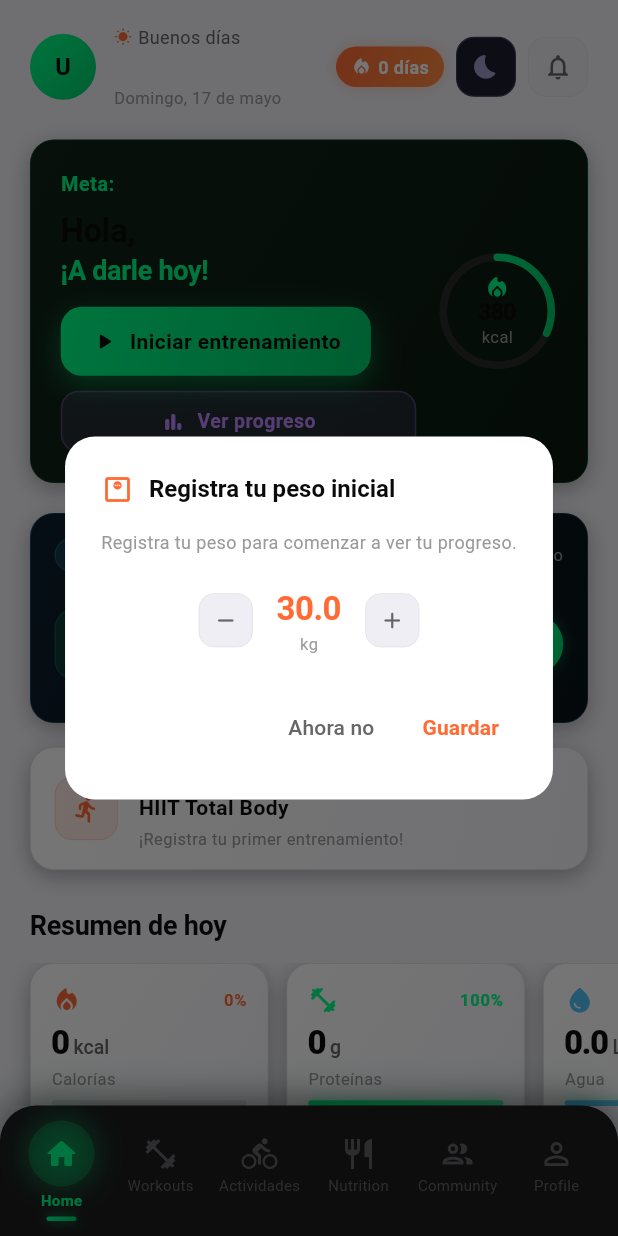
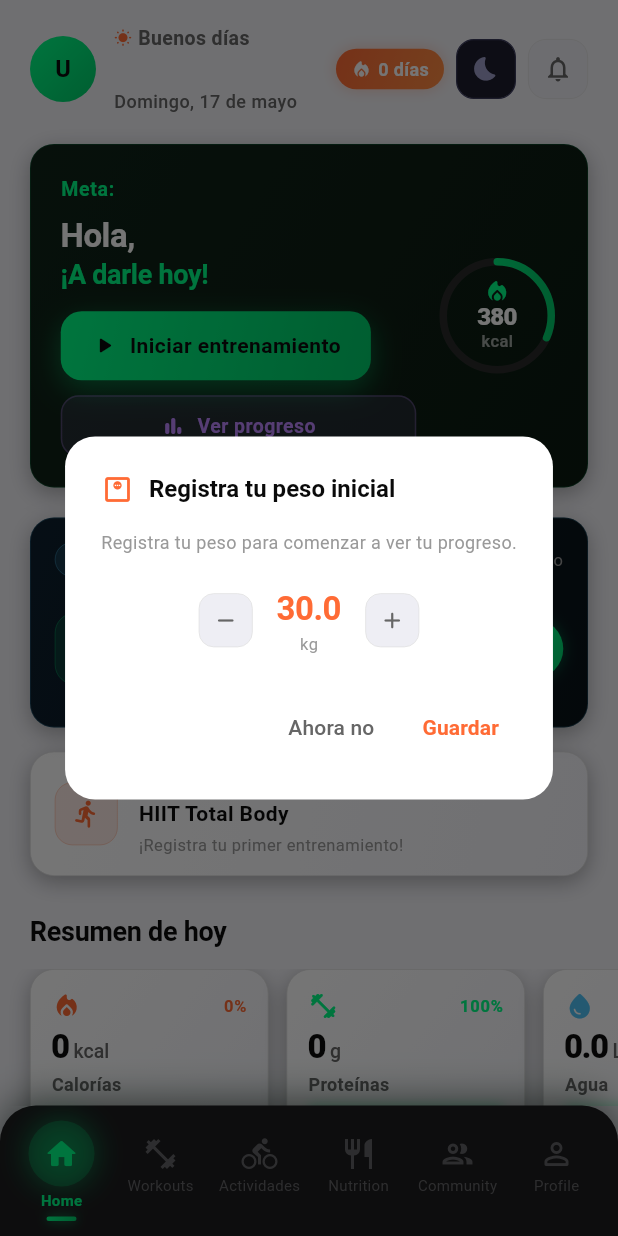
Before and after one commit to vallejoj203k/Mega_vital, a Flutter app: the screen it shows once a user with an empty profile is signed in, after a tap on the "remove" icon, on a phone screen of 412 x 824 dp. Run offline on Flutter 3.47's test engine with Material 3 defaults, Android fonts, the phone set to English and light mode, and no system bars; our stand-ins replace image_picker, shared_preferences, supabase_flutter, video_player; missing offline and left inert: video_compress; accounts and stored records are empty; network calls fail.

Commit message:
fix: adapt home screen text and cards for light mode
Dark-bg cards (WelcomeCard, WorkoutOfDay active/completed, MotivationCard):
- Force white/white70 text — these cards always have a dark gradient background

_MacroPainter ring:
- Add ringBgColor param, pass tc.border so it adapts to light/dark

Text visibility improvements throughout:
- Saludo, fecha: w600 + textSecondary instead of textMuted
- 'Último entrenamiento' label: w600 + textSecondary
- MacroRow labels: w600 textPrimary, values textSecondary
- WaterTracker meta, WeightChart date: textSecondary + w500
- StatCard label: w600 textSecondary
- QuickActions labels: w700 textSecondary
- WeeklyProgress day labels: textSecondary instead of textMuted
- DailyProgress /meta value: textSecondary

https://claude.ai/code/session_01UYJy5Xkw1k94cAgqswUYnb

```diff
--- a/lib/presentation/screens/home/home_screen.dart
+++ b/lib/presentation/screens/home/home_screen.dart
@@ -450,14 +450,13 @@ class _TopBar extends StatelessWidget {
           Row(children: [
             Icon(saludoIcon, size: 12, color: AppColors.accentOrange),
             const SizedBox(width: 4),
-            Text(saludo, style: AppTextStyles.bodySmall
-                .copyWith(color: tc.textSecondary)),
+            Text(saludo, style: TextStyle(fontSize: 13, fontWeight: FontWeight.w600, color: tc.textSecondary)),
           ]),
           Text(nombre, style: AppTextStyles.headingSmallOf(context),
               overflow: TextOverflow.ellipsis),
           const SizedBox(height: 1),
           Text(fecha, style: AppTextStyles.caption
-              .copyWith(color: tc.textMuted, fontSize: 11)),
+              .copyWith(color: tc.textSecondary, fontSize: 12, fontWeight: FontWeight.w500)),
         ],
       )),
       StreakBadge(days: streak),
@@ -526,7 +525,7 @@ class _WelcomeCard extends StatelessWidget {
           const SizedBox(height: 6),
           RichText(text: TextSpan(children: [
             TextSpan(text: 'Hola, $_primerNombre\n',
-                style: AppTextStyles.headingLargeOf(context).copyWith(height: 1.3)),
+                style: AppTextStyles.headingLargeOf(context).copyWith(height: 1.3, color: Colors.white)),
             TextSpan(text: '¡A darle hoy!',
                 style: AppTextStyles.headingMedium
                     .copyWith(color: AppColors.primary, height: 1.3)),
@@ -594,8 +593,8 @@ class _CalCircle extends StatelessWidget {
           const Icon(Icons.local_fire_department_rounded,
               color: AppColors.primary, size: 18),
           Text(quemadas.toString(),
-              style: AppTextStyles.statNumberOf(context).copyWith(fontSize: 16)),
-          Text('kcal', style: AppTextStyles.captionOf(context)),
+              style: const TextStyle(fontSize: 16, fontWeight: FontWeight.w800, color: Colors.white, letterSpacing: -0.5, height: 1.0)),
+          const Text('kcal', style: TextStyle(fontSize: 11, fontWeight: FontWeight.w500, color: Colors.white60)),
         ]),
       ]),
     );
@@ -664,11 +663,11 @@ class _WorkoutOfDay extends StatelessWidget {
             const SizedBox(width: 14),
             Expanded(child: Column(crossAxisAlignment: CrossAxisAlignment.start,
                 children: [
-              Text(active.name, style: AppTextStyles.headingSmallOf(context)),
+              Text(active.name, style: AppTextStyles.headingSmall.copyWith(color: Colors.white)),
               const SizedBox(height: 4),
               Text('${active.exercises.length} ejercicios · '
                   '${active.totalDoneSets} series hechas',
-                  style: AppTextStyles.captionOf(context)),
+                  style: const TextStyle(fontSize: 12, color: Colors.white70)),
             ])),
             GestureDetector(
               onTap: () => context.read<NavProvider>().goTo(1),
@@ -712,12 +711,12 @@ class _WorkoutOfDay extends StatelessWidget {
             const SizedBox(width: 14),
             Expanded(child: Column(crossAxisAlignment: CrossAxisAlignment.start,
                 children: [
-              Text(lastToday.name, style: AppTextStyles.headingSmallOf(context)),
+              Text(lastToday.name, style: AppTextStyles.headingSmall.copyWith(color: Colors.white)),
               const SizedBox(height: 4),
               Text('${lastToday.durationMinutes} min  ·  '
                   '${lastToday.totalDoneSets} series  ·  '
                   '${lastToday.totalVolume > 0 ? "${lastToday.totalVolume.toStringAsFixed(0)} kg" : "—"}',
-                  style: AppTextStyles.captionOf(context)),
+                  style: const TextStyle(fontSize: 12, color: Colors.white70)),
             ])),
           ]),
         ]),
@@ -807,8 +806,8 @@ class _LastWorkout extends StatelessWidget {
           const SizedBox(width: 14),
           Expanded(child: Column(crossAxisAlignment: CrossAxisAlignment.start,
             children: [
-              Text('Último entrenamiento', style: AppTextStyles.captionOf(context)
-                  .copyWith(color: tc.textMuted, fontSize: 11)),
+              Text('Último entrenamiento', style: TextStyle(
+                  fontSize: 12, fontWeight: FontWeight.w600, color: tc.textSecondary)),
               const SizedBox(height: 2),
               Text(w.name, style: AppTextStyles.labelLargeOf(context)),
               const SizedBox(height: 3),
@@ -836,8 +835,8 @@ class _LastWorkout extends StatelessWidget {
         const SizedBox(width: 14),
         Expanded(child: Column(crossAxisAlignment: CrossAxisAlignment.start,
           children: [
-            Text('Último entrenamiento', style: AppTextStyles.captionOf(context)
-                .copyWith(color: tc.textMuted, fontSize: 11)),
+            Text('Último entrenamiento', style: TextStyle(
+                fontSize: 12, fontWeight: FontWeight.w600, color: tc.textSecondary)),
             const SizedBox(height: 2),
             Text(last.name, style: AppTextStyles.labelLargeOf(context),
                 overflow: TextOverflow.ellipsis),
@@ -902,6 +901,7 @@ class _MacrosRing extends StatelessWidget {
                   pRatio: totalReal > 0 ? (protHoy * 4) / totalReal : 0,
                   cRatio: totalReal > 0 ? (carbsHoy * 4) / totalReal : 0,
                   fRatio: totalReal > 0 ? (grasHoy * 9) / totalReal : 0,
+                  ringBgColor: tc.border,
                 ),
               ),
               Column(mainAxisAlignment: MainAxisAlignment.center, children: [
@@ -909,8 +909,7 @@ class _MacrosRing extends StatelessWidget {
                     style: AppTextStyles.headingSmallOf(context).copyWith(fontSize: 22)),
                 Text('kcal', style: AppTextStyles.captionOf(context)),
                 Text('/ ${calc.metaCalorias}',
-                    style: AppTextStyles.captionOf(context)
-                        .copyWith(color: tc.textMuted, fontSize: 10)),
+                    style: TextStyle(fontSize: 11, color: tc.textSecondary, fontWeight: FontWeight.w500)),
               ]),
             ]),
           ),
@@ -950,11 +949,10 @@ class _MacroRow extends StatelessWidget {
       Row(children: [
         Icon(icon, size: 11, color: color),
         const SizedBox(width: 4),
-        Text(label, style: AppTextStyles.captionOf(context)),
+        Text(label, style: TextStyle(fontSize: 12, fontWeight: FontWeight.w600, color: tc.textPrimary)),
         const Spacer(),
         Text('${actual.toInt()} / ${meta.toInt()} g',
-            style: AppTextStyles.captionOf(context)
-                .copyWith(color: tc.textSecondary)),
+            style: TextStyle(fontSize: 12, fontWeight: FontWeight.w500, color: tc.textSecondary)),
       ]),
       const SizedBox(height: 4),
       NeonProgressBar(
@@ -969,8 +967,10 @@ class _MacroRow extends StatelessWidget {
 
 class _MacroPainter extends CustomPainter {
   final double pRatio, cRatio, fRatio;
+  final Color ringBgColor;
   const _MacroPainter(
-      {required this.pRatio, required this.cRatio, required this.fRatio});
+      {required this.pRatio, required this.cRatio, required this.fRatio,
+       this.ringBgColor = const Color(0xFF2A2A2A)});
 
   @override
   void paint(Canvas canvas, Size size) {
@@ -981,7 +981,7 @@ class _MacroPainter extends CustomPainter {
     const start = -math.pi / 2;
 
     canvas.drawCircle(center, radius, Paint()
-      ..color = const Color(0xFF2A2A2A)
+      ..color = ringBgColor
       ..strokeWidth = sw
       ..style = PaintingStyle.stroke);
 
@@ -1006,7 +1006,7 @@ class _MacroPainter extends CustomPainter {
   }
 
   @override
-  bool shouldRepaint(_MacroPainter o) => false;
+  bool shouldRepaint(_MacroPainter o) => o.ringBgColor != ringBgColor;
 }
 
 // ── Tracker de agua con meta calculada ────────────────────────────
@@ -1041,8 +1041,7 @@ class _WaterTracker extends StatelessWidget {
         ]),
         const SizedBox(height: 6),
         Text('Meta calculada: $metaVasos vasos para tu peso',
-            style: AppTextStyles.captionOf(context)
-                .copyWith(color: tc.textMuted, fontSize: 11)),
+            style: TextStyle(fontSize: 12, color: tc.textSecondary, fontWeight: FontWeight.w500)),
         const SizedBox(height: 12),
         // Vasos visuales (máx 12 en pantalla para no desbordar)
         Wrap(spacing: 7, runSpacing: 7,
@@ -1165,7 +1164,7 @@ class _DailyProgress extends StatelessWidget {
                         style: AppTextStyles.labelLargeOf(context)
                             .copyWith(color: tc.textPrimary)),
                     TextSpan(text: ' / ${it.meta}',
-                        style: AppTextStyles.captionOf(context)),
+                        style: TextStyle(fontSize: 11, fontWeight: FontWeight.w400, color: tc.textSecondary)),
                   ])),
                 ],
               ),
@@ -1272,8 +1271,7 @@ class _WeightChart extends StatelessWidget {
             ],
             const Spacer(),
             Text('Último: ${_formatDate(prov.latest!.recordedAt)}',
-                style: AppTextStyles.captionOf(context)
-                    .copyWith(color: tc.textMuted, fontSize: 10)),
+                style: TextStyle(fontSize: 11, color: tc.textSecondary, fontWeight: FontWeight.w500)),
           ]),
           const SizedBox(height: 16),
 
@@ -1567,8 +1565,7 @@ class _MotivationCard extends StatelessWidget {
               color: AppColors.accentOrange, fontWeight: FontWeight.w600)),
           const SizedBox(height: 4),
           Text(MockData.motivationalQuotes[0],
-              style: AppTextStyles.bodyMediumOf(context)
-                  .copyWith(fontStyle: FontStyle.italic, height: 1.4)),
+              style: const TextStyle(fontSize: 14, fontStyle: FontStyle.italic, color: Colors.white70, height: 1.4)),
         ],
       )),
     ]),
@@ -1602,8 +1599,8 @@ class _QuickActions extends StatelessWidget {
           child: Column(children: [
             BoxedIcon(icon: a.$1, color: a.$3),
             const SizedBox(height: 8),
-            Text(a.$2, style: AppTextStyles.captionOf(context).copyWith(
-                fontSize: 11, fontWeight: FontWeight.w500,
+            Text(a.$2, style: TextStyle(
+                fontSize: 12, fontWeight: FontWeight.w700,
                 color: AppThemeColors.of(context).textSecondary)),
           ]),
         ),
@@ -1676,7 +1673,7 @@ class _WeeklyProgress extends StatelessWidget {
             Text(d.label, style: TextStyle(
               fontSize: 11,
               fontWeight: d.isToday ? FontWeight.w700 : FontWeight.w400,
-              color: d.isToday ? AppColors.primary : tc.textMuted,
+              color: d.isToday ? AppColors.primary : tc.textSecondary,
             )),
           ])).toList(),
         ),
@@ -1714,7 +1711,7 @@ class _StatCard extends StatelessWidget {
             TextSpan(text: ' $unit', style: AppTextStyles.statUnitOf(context)),
           ])),
           const SizedBox(height: 4),
-          Text(label, style: AppTextStyles.captionOf(context)),
+          Text(label, style: TextStyle(fontSize: 12, fontWeight: FontWeight.w600, color: AppThemeColors.of(context).textSecondary)),
           const SizedBox(height: 6),
           NeonProgressBar(
               progress: progress.clamp(0.0, 1.0),
```
